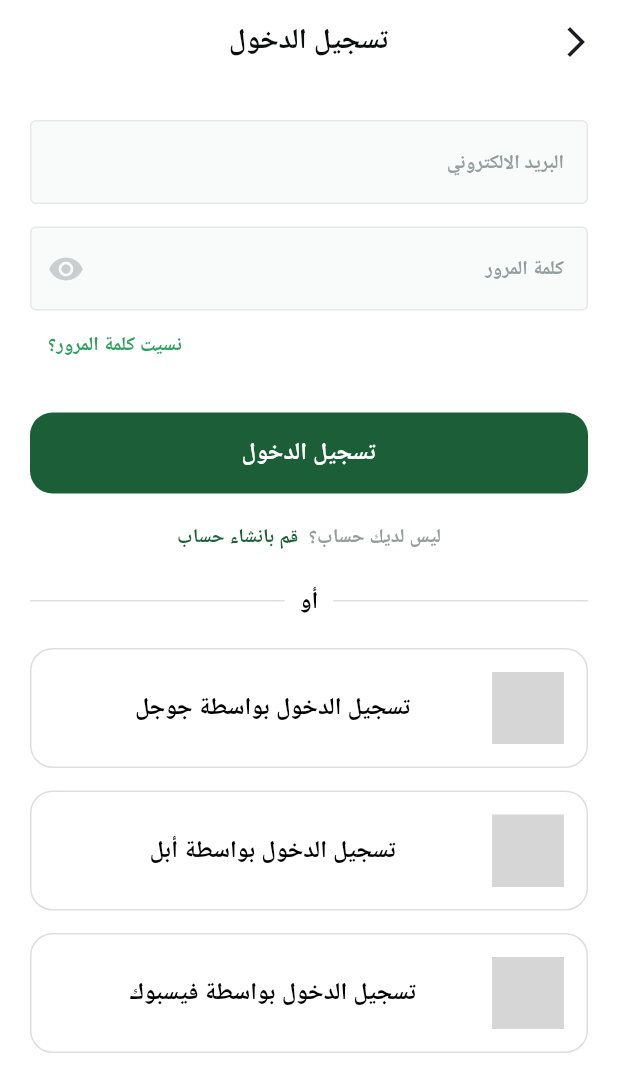
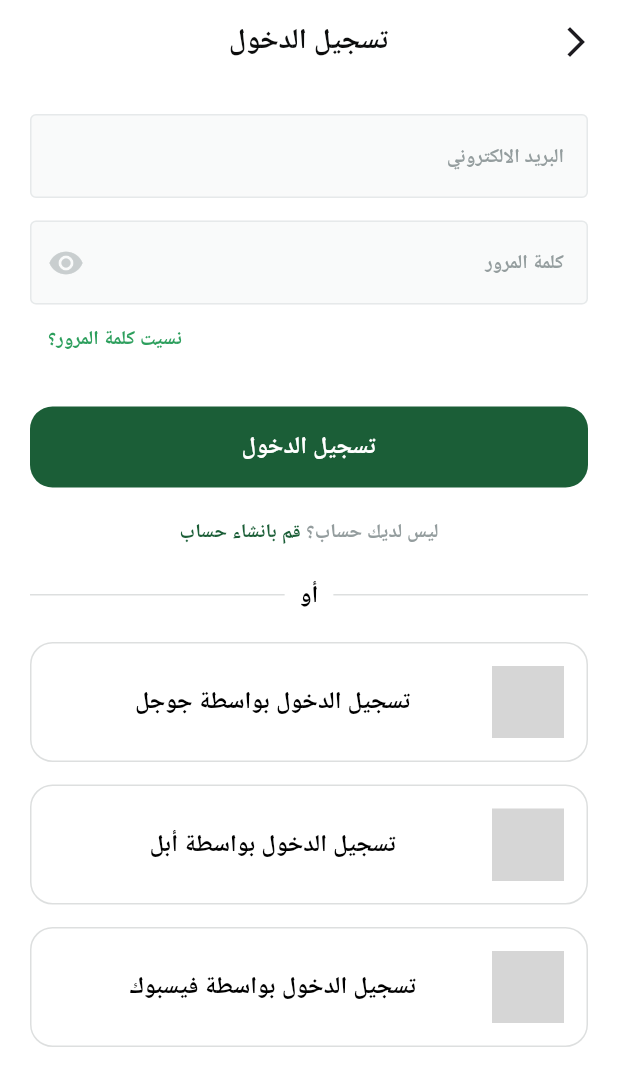
Before and after one commit to mohamedrashad102/fruit_hub, a Flutter app: the screen it shows after launch, after a tap on "تخط", on a phone screen of 412 x 824 dp. Shown: the top 1092 px of the screen. Run offline on Flutter 3.47's test engine with Material 3 defaults, Android fonts, the phone set to English and light mode, and no system bars; our stand-ins replace dots_indicator, flutter_hooks, gap, go_router, shared_preferences; missing offline and left inert: svg_flutter; Roboto replaces fonts that are missing (Cairo); grey boxes are pictures that could not be loaded.

Commit message:
Add sign up view and related widgets
Added the sign up view and its related widgets including the name, email, and password fields, privacy policy checkbox, and sign up button. Also added a new route for the sign up view in the app router. Updated the login view by removing unnecessary gaps and reordering the widgets. Removed the unused forget password view from the todo list.

```diff
--- a/lib/core/utils/app_router.dart
+++ b/lib/core/utils/app_router.dart
@@ -1,4 +1,5 @@
 import 'package:fruit_hub/features/auth/views/login_view.dart';
+import 'package:fruit_hub/features/auth/views/sign_up_view.dart';
 import 'package:fruit_hub/features/on_boarding/views/on_boarding_view.dart';
 import 'package:go_router/go_router.dart';
 
@@ -7,6 +8,7 @@ import '../../features/splash/views/splash_view.dart';
 class AppRouter {
   static const onBoardingView = '/onBoardingView';
   static const loginView = '/loginView';
+  static const signUpView = '/signUpView';
 
   static final GoRouter router = GoRouter(
     routes: [
@@ -22,6 +24,10 @@ class AppRouter {
         path: loginView,
         builder: (context, state) => const LoginView(),
       ),
+      GoRoute(
+        path: signUpView,
+        builder: (context, state) => const SignUpView(),
+      ),
     ],
   );
 }
--- a/lib/core/utils/app_styles.dart
+++ b/lib/core/utils/app_styles.dart
@@ -41,6 +41,10 @@ class AppStyles {
     fontSize: 13,
     color: const Color(0xff0c0d0d),
   );
+  static final TextStyle semiBold15 = _semiBold.copyWith(
+    fontSize: 15,
+    color: const Color(0XFF949D9E),
+  );
   static final TextStyle semiBold16 = _semiBold.copyWith(
     fontSize: 16,
     color: const Color(0xff1b5e37),
--- a/lib/core/widgets/mixed_text_button.dart
+++ b/lib/core/widgets/mixed_text_button.dart
@@ -1,6 +1,8 @@
+import 'package:flutter/gestures.dart';
 import 'package:flutter/material.dart';
-import 'package:fruit_hub/core/utils/app_colors.dart';
 import 'package:fruit_hub/core/utils/app_styles.dart';
+
+import '../utils/app_colors.dart';
 
 class MixedTextButton extends StatelessWidget {
   const MixedTextButton({
@@ -18,31 +20,26 @@ class MixedTextButton extends StatelessWidget {
   @override
   Widget build(BuildContext context) {
     return Text.rich(
+      textDirection: TextDirection.rtl,
+      textAlign: TextAlign.start,
+      softWrap: true,
       TextSpan(
         children: [
-          WidgetSpan(
-            alignment: PlaceholderAlignment.middle,
-            child: Text(
-              buttonText,
-              style: AppStyles.semiBold13.copyWith(
-                color: isLight
-                    ? AppColors.lightPrimaryColor
-                    : AppColors.primaryColor,
-              ),
+          TextSpan(
+            text: normalText,
+            style: AppStyles.semiBold13.copyWith(
+              color: const Color(0XFF949D9E),
             ),
           ),
           const TextSpan(text: ' '),
-          WidgetSpan(
-            alignment: PlaceholderAlignment.middle,
-            child: GestureDetector(
-              onTap: onPressed,
-              child: Text(
-                normalText,
-                style: AppStyles.semiBold13.copyWith(
-                  color: const Color(0XFF949D9E),
-                ),
-              ),
+          TextSpan(
+            text: buttonText,
+            style: AppStyles.semiBold13.copyWith(
+              color: isLight
+                  ? AppColors.lightPrimaryColor
+                  : AppColors.primaryColor,
             ),
+            recognizer: TapGestureRecognizer()..onTap = onPressed,
           ),
         ],
       ),
--- a/lib/features/auth/views/login_view.dart
+++ b/lib/features/auth/views/login_view.dart
@@ -4,12 +4,12 @@ import 'package:gap/gap.dart';
 
 import '../../../core/widgets/custom_app_bar.dart';
 import '../../../core/widgets/or_divider.dart';
+import '../widgets/forget_password.dart';
 import '../widgets/login_button.dart';
 import '../widgets/login_by_apple.dart';
 import '../widgets/login_by_facebook.dart';
 import '../widgets/login_by_google.dart';
 import '../widgets/login_email_field.dart';
-import '../widgets/forget_password.dart';
 import '../widgets/login_password_field.dart';
 import '../widgets/sign_up_now.dart';
 
@@ -27,10 +27,10 @@ class LoginView extends StatelessWidget {
         child: Padding(
           padding: EdgeInsets.symmetric(
             horizontal: K.horizontalPadding,
+            vertical: K.verticalPadding,
           ),
           child: Column(
             children: [
-              Gap(24),
               LoginEmailField(),
               Gap(15),
               LoginPasswordField(),
@@ -51,7 +51,6 @@ class LoginView extends StatelessWidget {
               LoginByApple(),
               Gap(15),
               LoginByFacebook(),
-              Gap(20),
             ],
           ),
         ),
--- a/lib/features/auth/widgets/sign_up_now.dart
+++ b/lib/features/auth/widgets/sign_up_now.dart
@@ -1,5 +1,7 @@
 import 'package:flutter/material.dart';
+import 'package:fruit_hub/core/utils/app_router.dart';
 import 'package:fruit_hub/core/widgets/mixed_text_button.dart';
+import 'package:go_router/go_router.dart';
 
 class SignUpNow extends StatelessWidget {
   const SignUpNow({
@@ -8,9 +10,10 @@ class SignUpNow extends StatelessWidget {
 
   @override
   Widget build(BuildContext context) {
-    return const MixedTextButton(
-      normalText: 'ليس لديك حساب؟ ',
+    return MixedTextButton(
+      normalText: 'ليس لديك حساب؟',
       buttonText: 'قم بانشاء حساب',
+      onPressed: () => context.push(AppRouter.signUpView),
     );
   }
 }
--- a/lib/todo.txt
+++ b/lib/todo.txt
@@ -1,5 +1,4 @@
 Todo:
-    - SignUpView UI
     - ForgetPasswordView UI
 
 Done:
@@ -13,3 +12,4 @@ Done:
         - CustomTextButton
         - OrDivider
         - AuthButton
+    - SignUpView UI
```
Also changed, not shown: lib/features/auth/views/sign_up_privacy_policy.dart (added, +31 -0 lines), lib/features/auth/views/sign_up_view.dart (added, +72 -0 lines), lib/features/auth/widgets/sign_up_email_field.dart (added, +13 -0 lines), lib/features/auth/widgets/sign_up_name_field.dart (added, +13 -0 lines), lib/features/auth/widgets/sign_up_password_field.dart (added, +27 -0 lines), flutter_04.png, flutter_05.png (added).
